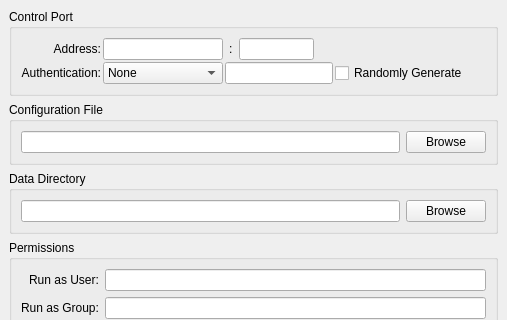
This is src/vidalia/config/advancedpage.ui in a-ilin/vidalia as Qt 5 draws it before an edit; both pictures show x 0 to 507 and y 0 to 320 of the 507 by 543 pixel window. The edited form follows.
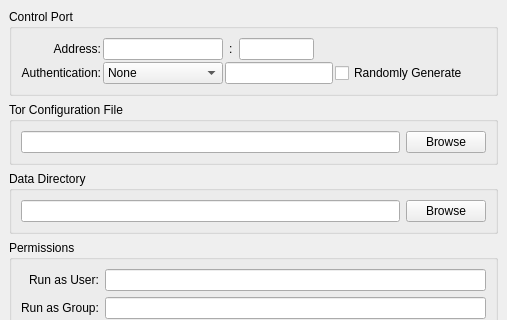
This is the edited form.

What changed in the file:
```diff
--- a/src/vidalia/config/advancedpage.ui
+++ b/src/vidalia/config/advancedpage.ui
@@ -216,7 +216,7 @@
       <enum>Qt::NoContextMenu</enum>
      </property>
      <property name="title" >
-      <string>Configuration File</string>
+      <string>Tor Configuration File</string>
      </property>
      <layout class="QHBoxLayout" >
       <property name="margin" >
```
